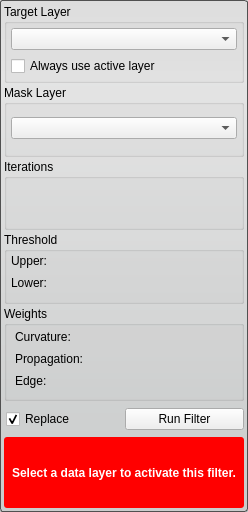
Old version of the form Interface/ToolInterface/ThresholdSegmentationLSFilterInterface.ui in the repository jessdtate/Seg3D.
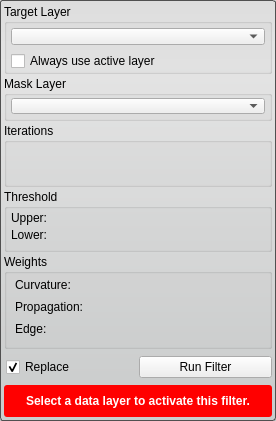
New version of the form. Custom widgets are drawn as their Qt base class.

Commit message: updates to the Cmake files to remove warnings on Externals updated the SingleTargetTool so that it can handle setting the validity properly for tools and filters that have more than one required combobox. updated all the tool and filter UI's

Patch:
```diff
--- a/Interface/ToolInterface/ThresholdSegmentationLSFilterInterface.ui
+++ b/Interface/ToolInterface/ThresholdSegmentationLSFilterInterface.ui
@@ -6,8 +6,8 @@
    <rect>
     <x>0</x>
     <y>0</y>
-    <width>248</width>
-    <height>512</height>
+    <width>276</width>
+    <height>421</height>
    </rect>
   </property>
   <property name="windowTitle">
@@ -29,6 +29,18 @@
    </property>
    <item>
     <widget class="QGroupBox" name="target_groupbox_">
+     <property name="minimumSize">
+      <size>
+       <width>0</width>
+       <height>70</height>
+      </size>
+     </property>
+     <property name="maximumSize">
+      <size>
+       <width>16777215</width>
+       <height>70</height>
+      </size>
+     </property>
      <property name="title">
       <string>Target Layer</string>
      </property>
@@ -76,6 +88,18 @@
    </item>
    <item>
     <widget class="QGroupBox" name="groupBox_2">
+     <property name="minimumSize">
+      <size>
+       <width>0</width>
+       <height>45</height>
+      </size>
+     </property>
+     <property name="maximumSize">
+      <size>
+       <width>16777215</width>
+       <height>45</height>
+      </size>
+     </property>
      <property name="title">
       <string>Mask Layer</string>
      </property>
@@ -384,6 +408,12 @@
        <height>32</height>
       </size>
      </property>
+     <property name="maximumSize">
+      <size>
+       <width>16777215</width>
+       <height>32</height>
+      </size>
+     </property>
      <property name="styleSheet">
       <string notr="true">QLabel#message_{
 	color: white;
```
The commit also changes 34 other files.
